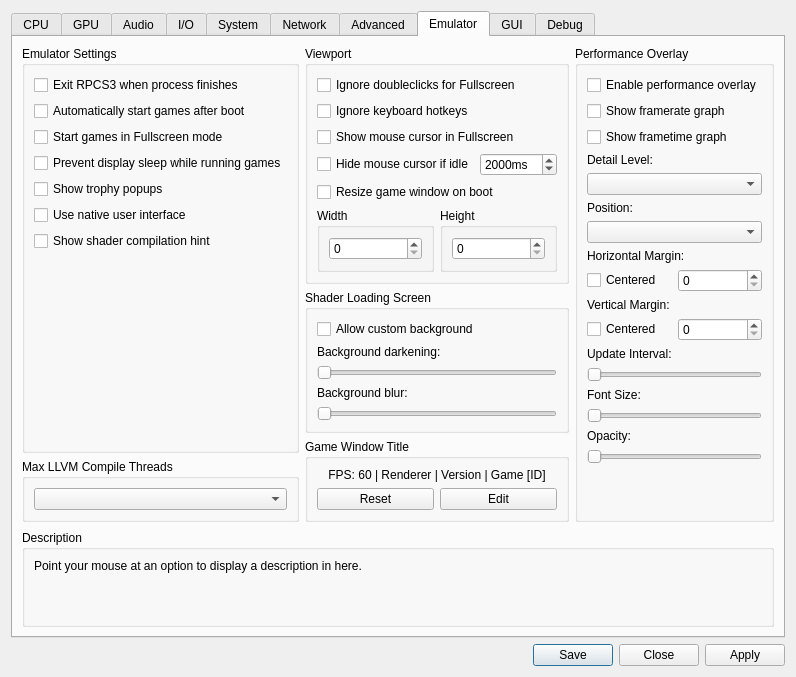
Qt form rpcs3/rpcs3qt/settings_dialog.ui (RPCS3/rpcs3) before a commit.
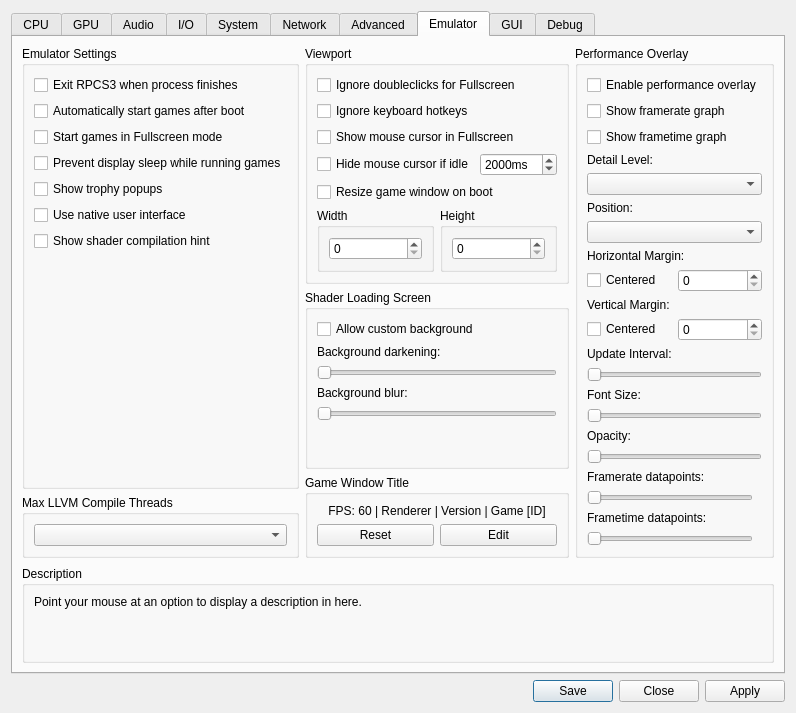
The same form after that commit. The open tabs and pages were chosen to show the change. Icons and pictures are not drawn.

Commit message: perf overlay: add datapoint settings to GUI

```diff
--- a/rpcs3/rpcs3qt/settings_dialog.ui
+++ b/rpcs3/rpcs3qt/settings_dialog.ui
@@ -2858,6 +2858,64 @@
                 </layout>
                </widget>
               </item>
+              <item>
+               <widget class="QWidget" name="perf_overlay_framerate_datapoints" native="true">
+                <layout class="QVBoxLayout" name="layout_perf_overlay_framerate_datapoints">
+                 <property name="leftMargin">
+                  <number>0</number>
+                 </property>
+                 <property name="topMargin">
+                  <number>0</number>
+                 </property>
+                 <property name="bottomMargin">
+                  <number>0</number>
+                 </property>
+                 <item>
+                  <widget class="QLabel" name="label_framerate_datapoints">
+                   <property name="text">
+                    <string>Framerate datapoints:</string>
+                   </property>
+                  </widget>
+                 </item>
+                 <item>
+                  <widget class="QSlider" name="slider_framerate_datapoints">
+                   <property name="orientation">
+                    <enum>Qt::Horizontal</enum>
+                   </property>
+                  </widget>
+                 </item>
+                </layout>
+               </widget>
+              </item>
+              <item>
+               <widget class="QWidget" name="perf_overlay_frametime_datapoints" native="true">
+                <layout class="QVBoxLayout" name="layout_perf_overlay_frametime_datapoints">
+                 <property name="leftMargin">
+                  <number>0</number>
+                 </property>
+                 <property name="topMargin">
+                  <number>0</number>
+                 </property>
+                 <property name="bottomMargin">
+                  <number>0</number>
+                 </property>
+                 <item>
+                  <widget class="QLabel" name="label_frametime_datapoints">
+                   <property name="text">
+                    <string>Frametime datapoints:</string>
+                   </property>
+                  </widget>
+                 </item>
+                 <item>
+                  <widget class="QSlider" name="slider_frametime_datapoints">
+                   <property name="orientation">
+                    <enum>Qt::Horizontal</enum>
+                   </property>
+                  </widget>
+                 </item>
+                </layout>
+               </widget>
+              </item>
               <item>
                <spacer name="emulatorTabSpacerRight">
                 <property name="orientation">
```
Left out of the diff: 3 changed lines with no effect on the pictures. The commit also changes 6 other files.
